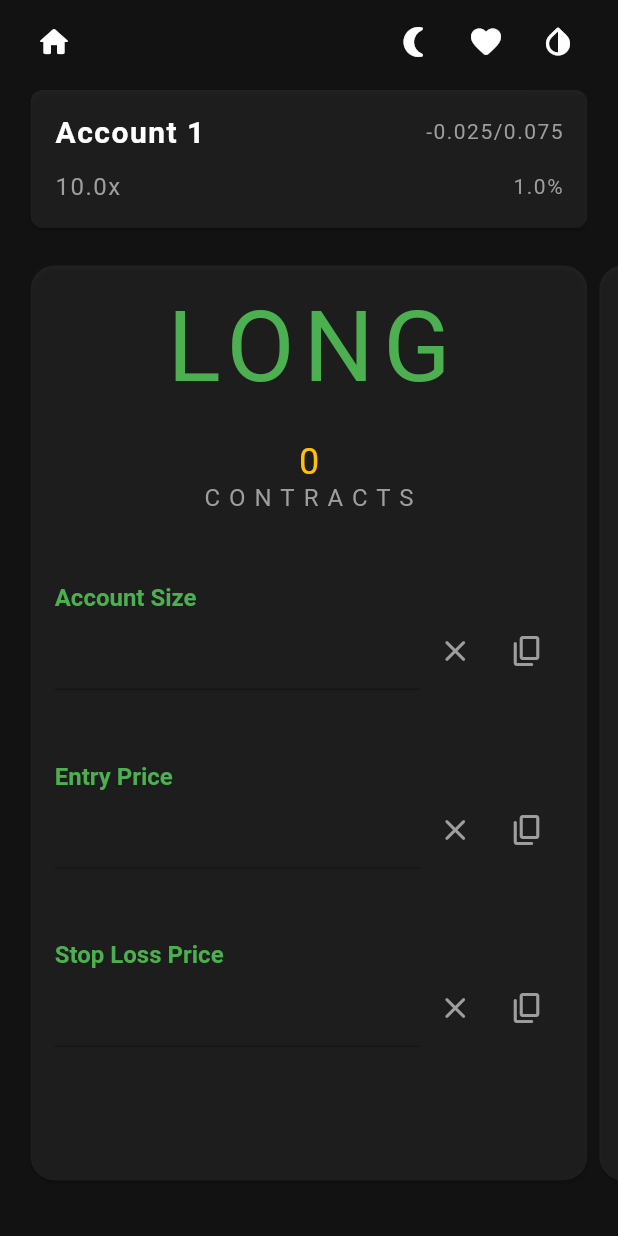
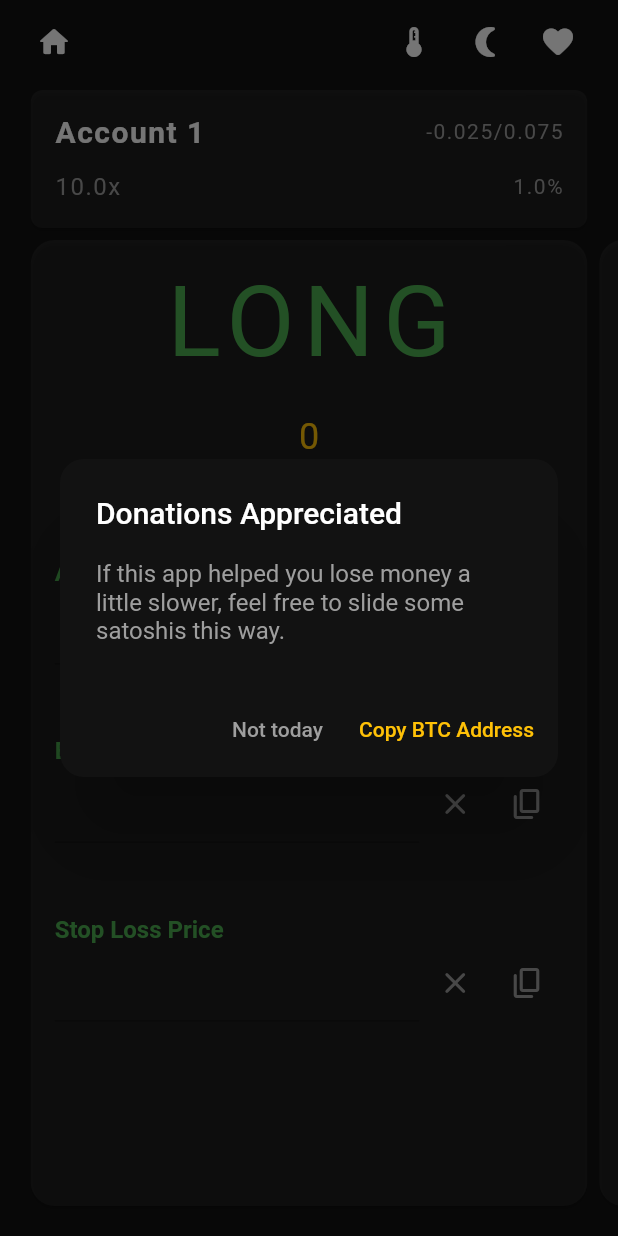
Before and after one commit to purtellap/ScalpSetter, a Flutter app: the screen it shows after launch, after a tap on the "favorite" icon, on a phone screen of 412 x 824 dp. Run offline on Flutter 3.47's test engine with Material 2 defaults, Android fonts, the phone set to English and light mode, and no system bars; drawn by our look-alikes of carousel_slider; our stand-ins replace flutter_spinkit, shared_preferences.

Commit message:
wide tablet, refactoring

```diff
--- a/lib/main.dart
+++ b/lib/main.dart
@@ -4,6 +4,8 @@ import 'package:scalpsetter/pages/edit_account.dart';
 import 'package:scalpsetter/pages/home.dart';
 import 'package:scalpsetter/pages/loading.dart';
 import 'package:scalpsetter/manager/manager.dart';
+import 'package:scalpsetter/pages/layouts/edit_account_adapter.dart';
+import 'package:scalpsetter/pages/layouts/home_adapter.dart';
 import 'package:scalpsetter/res/resources.dart';
 
 import 'account.dart';
@@ -18,30 +20,17 @@ Future main() async {
   runApp(ScalpSetter());
 }
 
-// void main() {
-//   runApp(ScalpSetter());
-// }
-
 class ScalpSetter extends StatelessWidget {
-
-  static List<Account> accounts = [];
 
   @override
   Widget build(BuildContext context) {
-    // return GestureDetector(
-    //   onTap: (){
-    //     // hide keyboard when tapping out
-    //     SystemChannels.textInput.invokeMethod('TextInput.hide');
-    //   },
-    //   return AccountsList(
-    //     accounts: [],
-    //     child:
         return StateManager(
           child: Builder(
             builder: (context){
               final state = InheritedManager.of(context).state;
               return MaterialApp(
                 theme: ThemeData(
+                  visualDensity: VisualDensity.adaptivePlatformDensity,
                   brightness: Brightness.dark,
                   primaryColor: state.textColor,
                   accentColor: state.textColor,
@@ -54,8 +43,8 @@ class ScalpSetter extends StatelessWidget {
                 initialRoute: '/',
                 routes: {
                   '/': (context) => Loading(),
-                  '/home': (context) => Home(),
-                  '/account': (context) => AccountPage(),
+                  '/home': (context) => HomeAdapter(),
+                  '/account': (context) => AccountPageAdapter(),
                 },
             );
           }
--- a/lib/pages/home.dart
+++ b/lib/pages/home.dart
@@ -18,14 +18,12 @@ class Home extends StatefulWidget {
 
 class _HomeState extends State<Home> {
 
-  List titles = ['LONG', 'SHORT'];
   List bools = [true, false];
-
-  Account currentAccount = ScalpSetter.accounts[0];
 
   @override
   Widget build(BuildContext context) {
     final state = InheritedManager.of(context).state;
+    Account currentAccount = state.accounts[0];
     return AnnotatedRegion<SystemUiOverlayStyle>(
       value: SystemUiOverlayStyle(
         statusBarColor: Colors.transparent,
@@ -53,6 +51,18 @@ class _HomeState extends State<Home> {
           actions: [
             IconButton(
               icon: Icon(
+                Icons.thermostat_rounded,
+                color: state.textColor,
+              ),
+              onPressed: () async{
+                final prefs = await SharedPreferences.getInstance();
+                bool b = prefs.getBool(Keys.ACCENT_PREF);
+                InheritedManager.of(context).changeAccentColors(b);
+                prefs.setBool(Keys.ACCENT_PREF, !b);
+              },
+            ),
+            IconButton(
+              icon: Icon(
                 Icons.nightlight_round,
                 color: state.textColor,
               ),
@@ -63,28 +73,55 @@ class _HomeState extends State<Home> {
                 prefs.setBool(Keys.THEME_PREF, !b);
               },
             ),
-            IconButton(
-              icon: Icon(
-                Icons.favorite_rounded,
-                color: state.textColor,
-              ),
-              onPressed: () {
-                // do something
-              },
-            ),
             Padding(
               padding: const EdgeInsets.fromLTRB(0,0,16,0),
               child: IconButton(
                 icon: Icon(
-                  Icons.invert_colors_on_rounded,
+                  Icons.favorite_rounded,
                   color: state.textColor,
                 ),
-                onPressed: () async{
-                  final prefs = await SharedPreferences.getInstance();
-                  bool b = prefs.getBool(Keys.ACCENT_PREF);
-                  InheritedManager.of(context).changeAccentColors(b);
-                  prefs.setBool(Keys.ACCENT_PREF, !b);
-                },
+                onPressed: () {
+                  showDialog(
+                  context: context,
+                  builder: (BuildContext context) {
+                  return AlertDialog(
+                    title: Text(Strings.donoTitle, style: TextStyle(color: state.textColor)),
+                    content: Text(Strings.donoDesc,
+                      style: TextStyle(color: state.secondaryTextColor),
+                    ),
+                    backgroundColor: state.backgroundColor,
+                    shape: RoundedRectangleBorder(
+                        borderRadius: BorderRadius.circular(16)
+                    ),
+                    actions: [
+                      TextButton(
+                        child: Text(Strings.donoNo, style: TextStyle(color: state.secondaryTextColor),),
+                        onPressed:  () {
+                          Navigator.pop(context);
+                        },
+                      ),
+                      TextButton(
+                        child: Text(Strings.donoYes, style: TextStyle(color: ThemeColors.amberAccentColor),),
+                        onPressed:  () {
+                          Clipboard.setData(ClipboardData(text: Strings.btcAddress));
+                          ScaffoldMessenger.of(context).showSnackBar(SnackBar(
+                            content: const Text(Strings.copied, style: TextStyle(
+                              color: Colors.grey,
+                              fontWeight: FontWeight.bold,
+                              letterSpacing: 1.5,
+                            ),
+                                textAlign: TextAlign.center
+                            ),
+                            duration: const Duration(seconds: 1),
+                            backgroundColor: Colors.black,
+                          ));
+                          Navigator.pop(context);
+                        },
+                      ),
+                    ],
+                  );
+                },);
+                }
               ),
             ),
           ],
@@ -98,10 +135,10 @@ class _HomeState extends State<Home> {
                 options: CarouselOptions(enableInfiniteScroll: false, viewportFraction: .92,
                   height: 100,
                   onPageChanged: (index, reason) {
-                    setState(() {currentAccount = ScalpSetter.accounts[index];});
+                    setState(() {currentAccount = state.accounts[index];});
                   }
                 ),
-                items: ScalpSetter.accounts.map((i) {
+                items: state.accounts.map((i) {
                   return Builder(
                     builder: (BuildContext context) {
                       return HomeAccountCard(i);
@@ -112,12 +149,12 @@ class _HomeState extends State<Home> {
               Expanded(
                 child: CarouselSlider(
                   options: CarouselOptions(enableInfiniteScroll: false, viewportFraction: .92,
-                      aspectRatio: 1/MediaQuery.of(context).devicePixelRatio,
+                      aspectRatio: MediaQuery.of(context).size.width/MediaQuery.of(context).size.height,
                     ),
                   items: [0,1].map((i) {
                     return Builder(
                       builder: (BuildContext context) {
-                        return ScalpCard(title: titles[i], isLong: bools[i], currentAccount: currentAccount,);
+                        return ScalpCard(title: Strings.titles[i], isLong: bools[i], currentAccount: currentAccount,);
                       },
                     );
                   }).toList(),
--- /dev/null
+++ b/lib/pages/layouts/home_adapter.dart
@@ -0,0 +1,53 @@
+import 'package:flutter/material.dart';
+import 'package:scalpsetter/manager/manager.dart';
+
+import '../home.dart';
+import 'home_tablet.dart';
+
+// class HomeWideWrapper extends StatefulWidget {
+//
+//   @override
+//   _HomeWideWrapperState createState() => _HomeWideWrapperState();
+// }
+//
+// class _HomeWideWrapperState extends State<HomeWideWrapper> {
+//   @override
+//   Widget build(BuildContext context) {
+//     final state = InheritedManager.of(context).state;
+//     return Container(
+//       color: state.backgroundColor,
+//       padding: const EdgeInsets.all(8.0),
+//       child: Row(
+//         children: [
+//           Expanded(
+//               flex: 1,
+//               child: SizedBox(),
+//           ),
+//           Expanded(
+//               flex: 2,
+//               child: HomeWide(),
+//           ),
+//           Expanded(
+//               flex: 1,
+//               child: SizedBox(),
+//           ),
+//         ],
+//       ),
+//     );
+//   }
+// }
+
+class HomeAdapter extends StatelessWidget {
+  @override
+  Widget build(BuildContext context) {
+    return LayoutBuilder(
+      builder: (context, constraints) {
+        if (constraints.maxWidth > 600) {
+          return HomeTablet();
+        } else {
+          return Home();
+        }
+      },
+    );
+  }
+}
--- a/lib/pages/loading.dart
+++ b/lib/pages/loading.dart
@@ -34,13 +34,14 @@ class _LoadingState extends State<Loading> {
     try {
       final prefs = await SharedPreferences.getInstance();
       // oh my
-      ScalpSetter.accounts = List<Account>.from(json.decode(prefs.getString(Keys.ACCOUNTS_PREF)).map((i) => Account.fromJson(i)));
+      InheritedManager.of(context).updateAccountList(List<Account>.from(
+          json.decode(prefs.getString(Keys.ACCOUNTS_PREF))
+              .map((i) => Account.fromJson(i))));
 
     } catch (e) {
-      print(e.toString());
-      ScalpSetter.accounts.add(Account.defaultAccount(1));
       final prefs = await SharedPreferences.getInstance();
-      prefs.setString(Keys.ACCOUNTS_PREF, json.encode(ScalpSetter.accounts));
+      prefs.setString(Keys.ACCOUNTS_PREF, json.encode([Account.defaultAccount(1)]));
+      InheritedManager.of(context).updateAccountList([Account.defaultAccount(1)]);
     }
   }
 
--- a/lib/res/resources.dart
+++ b/lib/res/resources.dart
@@ -5,6 +5,10 @@ class Keys {
   static const String THEME_PREF = 'themePref';
   static const String ACCENT_PREF = 'accentPref';
   static const String ACCOUNTS_PREF = 'accountsList';
+}
+
+class Dimens {
+  static const int BORDER_RADIUS = 16;
 }
 
 class ThemeColors {
@@ -32,3 +36,27 @@ class ThemeColors {
   static const Color underlineColor = Color(0x44000000);
   static const Color selectionColor = Color(0x33000000);
 }
+
+class Strings {
+  static const List titles = ['LONG', 'SHORT'];
+  static const String errorText = 'Did you fat-finger?';
+  static const String liquidated = 'liquidation!';
+
+  static const String copied = 'Copied to clipboard';
+  static const String okay = 'Okay';
+  static const String yes = 'Yes';
+  static const String no = 'No';
+
+  static const String acctMaxTitle = 'Account Limit Reached';
+  static const String acctMaxDesc = 'You cannot have more than 8 accounts.';
+  static const String acctMinTitle = 'Account Minimum Reached';
+  static const String acctMinDesc = 'You must have at least 1 account.';
+
+  static const String deleteTitle = 'Delete Account?';
+
+  static const String btcAddress = '';
+  static const String donoYes = 'Copy BTC Address';
+  static const String donoNo = 'Not today';
+  static const String donoTitle = 'Donations Appreciated';
+  static const String donoDesc = 'If this app helped you lose money a little slower, feel free to slide some satoshis this way.';
+}
--- a/lib/widgets/fee_input.dart
+++ b/lib/widgets/fee_input.dart
@@ -28,7 +28,7 @@ class _FeeInputState extends State<FeeInput> {
     }
     catch (e){
       inputError = true;
-      return 'Did you fat-finger?';
+      return Strings.errorText;
     }
   }
 
--- a/lib/widgets/leverage_input.dart
+++ b/lib/widgets/leverage_input.dart
@@ -30,7 +30,7 @@ class _LeverageInputState extends State<LeverageInput> {
     }
     catch (e){
       inputError = true;
-      return 'Did you fat-finger?';
+      return Strings.errorText;
     }
   }
 
--- a/lib/widgets/price_input.dart
+++ b/lib/widgets/price_input.dart
@@ -33,7 +33,7 @@ class _PriceInputState extends State<PriceInput> {
     }
     catch (e){
       inputError = true;
-      return 'Did you fat-finger?';
+      return Strings.errorText;
     }
   }
 
@@ -92,7 +92,7 @@ class _PriceInputState extends State<PriceInput> {
               onPressed: (){
                 Clipboard.setData(ClipboardData(text: widget.entryText));
                 ScaffoldMessenger.of(context).showSnackBar(SnackBar(
-                  content: const Text('Copied to clipboard', style: TextStyle(
+                  content: const Text(Strings.copied, style: TextStyle(
                     color: Colors.grey,
                     fontWeight: FontWeight.bold,
                     letterSpacing: 1.5,
--- a/lib/widgets/risk_input.dart
+++ b/lib/widgets/risk_input.dart
@@ -29,7 +29,7 @@ class _RiskInputState extends State<RiskInput> {
     }
     catch (e){
       inputError = true;
-      return 'Did you fat-finger?';
+      return Strings.errorText;
     }
   }
 
--- a/lib/widgets/scalp_card.dart
+++ b/lib/widgets/scalp_card.dart
@@ -144,7 +144,7 @@ class _AnswerTextState extends State<AnswerText> {
       double exchangeLiquidationPercent = (entryPrice - exchangeLiquidationFlat)/entryPrice;
 
       if(priceDiffPercent > exchangeLiquidationPercent){
-        return 'liquidation!';
+        return Strings.liquidated;
       }
 
       // if no stop loss, lose all here
@@ -187,7 +187,7 @@ class _AnswerTextState extends State<AnswerText> {
       onTap: (){
         Clipboard.setData(ClipboardData(text: '$answer'));
         ScaffoldMessenger.of(context).showSnackBar(SnackBar(
-          content: const Text('Copied to clipboard', style: TextStyle(
+          content: const Text(Strings.copied, style: TextStyle(
             color: Colors.grey,
             fontWeight: FontWeight.bold,
             letterSpacing: 1.5,
```
Also changed, not shown: lib/pages/edit_account.dart (+39 -37 lines), lib/pages/layouts/edit_account_adapter.dart (added, +50 -0 lines), lib/pages/layouts/home_tablet.dart (added, +177 -0 lines), lib/pages/settings.dart (added, +9 -0 lines).
